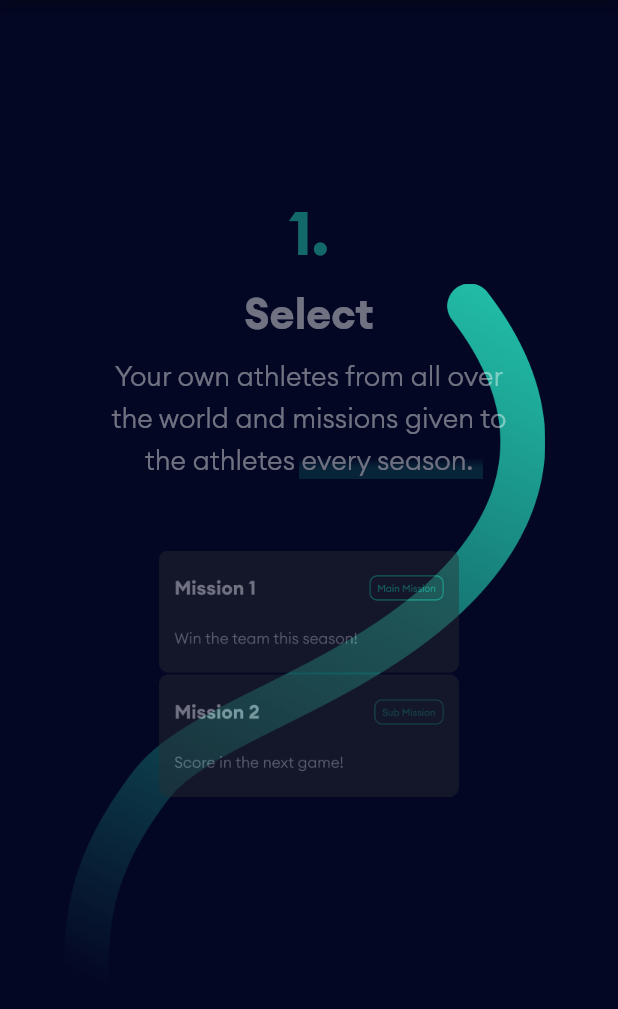
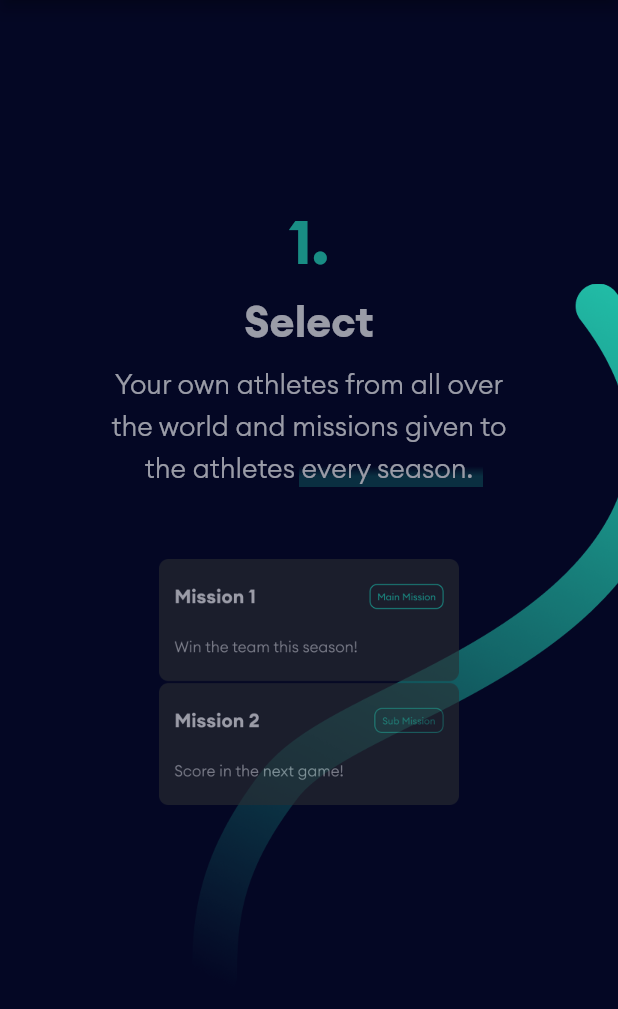
Before and after one commit to starrynightlabs/web, a Flutter app: the screen it shows after launch, scrolled down 1152 dp, on a phone screen of 412 x 824 dp, the part 108-1117 px from its top. Run offline on Flutter 3.47's test engine with Material 2 defaults, Android fonts, the light colour scheme and no system bars; our stand-ins replace url_strategy.

Commit message:
Fix position animation

```diff
--- a/lib/main.dart
+++ b/lib/main.dart
@@ -34,7 +34,7 @@ class _HomePageState extends State<HomePage> {
 
   bool isWeMakeStarsShown = false;
   bool isWhatIsNyxsShown = false;
-  bool isHowToPlayShown = false;
+  bool isHowToPlayTitleShown = false;
   bool isHowToPlayOneShown = false;
   bool isHowToPlayTwoShown = false;
   bool isHowToPlayThreeShown = false;
@@ -74,7 +74,10 @@ class _HomePageState extends State<HomePage> {
           ),
         ),
       ),
-      body: SingleChildScrollView(
+      body: SizedBox(
+        height: 5144.0,
+        width: MediaQuery.of(context).size.width,
+        child: SingleChildScrollView(
           controller: _controller,
           child: Column(
             children: [
@@ -86,6 +89,7 @@ class _HomePageState extends State<HomePage> {
               launchingMessage,
               footer,
             ],
+          ),
         ),
       ),
     );
@@ -147,20 +151,21 @@ class _HomePageState extends State<HomePage> {
     );
   }
 
-  Widget getAnimatedWidget(
-    Widget widget,
-    double startingPoint,
-  ) {
-    return AnimatedContainer(
-      alignment: pixels <= startingPoint
-          ? const Alignment(0.0, -19.0)
-          : const Alignment(0.0, 0.0),
+  Widget getAnimatedWidget({
+    required marginTop,
+    required widget,
+    required startingPoint,
+    reverse = false,
+  }) {
+    return AnimatedPositioned(
+      curve: Curves.easeIn,
       duration: const Duration(milliseconds: 500),
-      curve: Curves.easeIn,
+      top: pixels <= startingPoint
+          ? (reverse ? marginTop - 10 : marginTop + 10)
+          : marginTop,
       child: AnimatedOpacity(
         opacity: pixels <= startingPoint ? 0.0 : 1.0,
         duration: const Duration(milliseconds: 500),
-        curve: Curves.easeIn,
         child: widget,
       ),
     );
@@ -193,12 +198,12 @@ class _HomePageState extends State<HomePage> {
   }
 
   Widget get weMakeStarsPart {
-    double startPoint = 144.0 - 143;
-    double descriptionPoint = startPoint + 20;
-    double tagPoint = descriptionPoint + 5;
-    double imagePoint = tagPoint + 10;
+    double titleTop = 72.0;
+    double descriptionTop = 126.0;
+    double tagTop = 206.0;
+    double imageTop = 160.0;
 
-    if (pixels >= (startPoint + 51)) isWeMakeStarsShown = true;
+    if (pixels >= 45.0) isWeMakeStarsShown = true;
 
     Widget title = Row(
       mainAxisAlignment: MainAxisAlignment.center,
@@ -237,49 +242,50 @@ class _HomePageState extends State<HomePage> {
       filterQuality: FilterQuality.high,
     );
 
-    return Column(
-      children: [
-        const SizedBox(height: 72.0),
-        isWeMakeStarsShown ? title : getAnimatedWidget(title, startPoint),
-        const SizedBox(height: 16.0),
-        Stack(
-          children: [
-            Positioned(
-              child: Container(
-                padding: const EdgeInsets.only(top: 34.0),
-                alignment: Alignment.center,
-                child: isWeMakeStarsShown
-                    ? image
-                    : getAnimatedWidget(image, imagePoint),
-              ),
-            ),
-            Positioned(
-              child: Align(
-                alignment: Alignment.center,
-                child: Column(
+    return SizedBox(
+      height: 715.0,
+      width: MediaQuery.of(context).size.width,
+      child: Stack(
+        alignment: Alignment.topCenter,
         children: [
           isWeMakeStarsShown
-                        ? description
-                        : getAnimatedWidget(description, descriptionPoint),
-                    const SizedBox(height: 26.0),
+              ? Positioned(top: titleTop, child: title)
+              : getAnimatedWidget(
+                  marginTop: titleTop,
+                  widget: title,
+                  startingPoint: 1.0,
+                ),
           isWeMakeStarsShown
-                        ? getTag('BETA')
-                        : getAnimatedWidget(getTag('BETA'), tagPoint),
-                  ],
+              ? Positioned(top: imageTop, child: image)
+              : getAnimatedWidget(
+                  marginTop: imageTop,
+                  widget: image,
+                  startingPoint: 26.0,
                 ),
+          isWeMakeStarsShown
+              ? Positioned(top: descriptionTop, child: description)
+              : getAnimatedWidget(
+                  marginTop: descriptionTop,
+                  widget: description,
+                  startingPoint: 21.0,
                 ),
+          isWeMakeStarsShown
+              ? Positioned(top: tagTop, child: getTag('BETA'))
+              : getAnimatedWidget(
+                  marginTop: tagTop,
+                  widget: getTag('BETA'),
+                  startingPoint: 34.0,
                 ),
         ],
       ),
-      ],
     );
   }
 
   Widget get whatIsNyxsPart {
-    double startPoint = 836.0 - 359;
-    double descriptionPoint = startPoint + 41;
+    double titleTop = 120.0;
+    double descriptionTop = 166.0;
 
-    if (pixels >= (startPoint + 63)) isWhatIsNyxsShown = true;
+    if (pixels >= 545.0) isWhatIsNyxsShown = true;
 
     const String nyxsDescription = '''
 A new web3 sporting platform
@@ -293,8 +299,8 @@ favorite athletes.''';
     );
 
     return Container(
-      width: double.infinity,
-      padding: const EdgeInsets.only(top: 120.0, bottom: 110.0),
+      height: 360.0,
+      width: MediaQuery.of(context).size.width,
       decoration: BoxDecoration(
         gradient: LinearGradient(
           begin: Alignment.topCenter,
@@ -305,38 +311,51 @@ favorite athletes.''';
           ],
         ),
       ),
-      child: Column(
+      child: Stack(
+        alignment: Alignment.topCenter,
         children: [
           isWhatIsNyxsShown
-              ? getTitleText(suffix: 'NYXS')
-              : getAnimatedWidget(getTitleText(suffix: 'NYXS'), startPoint),
-          const SizedBox(height: 8.0),
+              ? Positioned(top: titleTop, child: getTitleText(suffix: 'NYXS'))
+              : getAnimatedWidget(
+                  marginTop: titleTop,
+                  widget: getTitleText(suffix: 'NYXS'),
+                  startingPoint: 477.0,
+                ),
           isWhatIsNyxsShown
-              ? description
-              : getAnimatedWidget(description, descriptionPoint),
+              ? Positioned(top: descriptionTop, child: description)
+              : getAnimatedWidget(
+                  marginTop: descriptionTop,
+                  widget: description,
+                  startingPoint: 518.0,
+                ),
         ],
       ),
     );
   }
 
   Widget get howToPlayPart {
-    double startPoint = 1106.0 - 196;
+    double titleTop = 30.0;
 
-    if (pixels >= (startPoint + 9)) isHowToPlayShown = true;
+    if (pixels >= 919.0) isHowToPlayTitleShown = true;
 
     Widget title = Text('How to play', style: getTitleStyle());
 
-    return Container(
-      width: double.infinity,
-      padding: const EdgeInsets.only(top: 30.0, bottom: 119.5),
-      child: Column(
+    return SizedBox(
+      height: 1940.0,
+      width: MediaQuery.of(context).size.width,
+      child: Stack(
+        alignment: Alignment.topCenter,
         children: [
-          isHowToPlayShown ? title : getAnimatedWidget(title, startPoint),
-          howToPlayPartOne,
-          const SizedBox(height: 57.5),
-          howToPlayPartTwo,
-          const SizedBox(height: 65.0),
-          howToPlayPartThree,
+          isHowToPlayTitleShown
+              ? Positioned(top: titleTop, child: title)
+              : getAnimatedWidget(
+                  marginTop: titleTop,
+                  widget: title,
+                  startingPoint: 910.0,
+                ),
+          ...howToPlayPartOne,
+          ...howToPlayPartTwo,
+          ...howToPlayPartThree,
         ],
       ),
     );
@@ -372,13 +391,13 @@ favorite athletes.''';
     );
   }
 
-  Widget get howToPlayPartOne {
-    double startPoint = 1284.0 - 351;
-    double descriptionPoint = startPoint + 36;
-    double imagePoint = descriptionPoint + 165;
-    double decorationPoint = imagePoint + 50;
+  List<Widget> get howToPlayPartOne {
+    double titleTop = 208.0;
+    double descriptionTop = 312.0;
+    double imageTop = 444.0;
+    double decorationTop = 409.0;
 
-    if (pixels >= (startPoint + 284)) isHowToPlayOneShown = true;
+    if (pixels >= 1230.0) isHowToPlayOneShown = true;
 
     Widget title = getHowToPlayPartTitle(1, 'Select');
     Widget description = Stack(
@@ -421,59 +440,47 @@ favorite athletes.''';
       filterQuality: FilterQuality.high,
     );
 
-    return Column(
-      children: [
-        const SizedBox(height: 140.0),
-        Stack(
-          alignment: Alignment.topCenter,
-          children: [
-            Positioned(
-              child: Padding(
-                padding: const EdgeInsets.only(top: 58.0, right: 6.0),
-                child: lineDecoration,
+    return [
+      Positioned(top: 266.0, left: 128.0, child: lineDecoration),
+      isHowToPlayOneShown
+          ? Positioned(top: imageTop, child: image)
+          : getAnimatedWidget(
+              marginTop: imageTop,
+              widget: image,
+              startingPoint: 1134.0,
             ),
+      isHowToPlayOneShown
+          ? Positioned(top: decorationTop, child: decoration)
+          : getAnimatedWidget(
+              marginTop: decorationTop,
+              widget: decoration,
+              startingPoint: 1184.0,
+              reverse: true,
             ),
-            Positioned(
-              child: Padding(
-                padding: const EdgeInsets.only(top: 236.0),
-                child: isHowToPlayOneShown
-                    ? image
-                    : getAnimatedWidget(image, imagePoint),
+      isHowToPlayOneShown
+          ? Positioned(top: descriptionTop, child: description)
+          : getAnimatedWidget(
+              marginTop: descriptionTop,
+              widget: description,
+              startingPoint: 969.0,
             ),
+      isHowToPlayOneShown
+          ? Positioned(top: titleTop, child: title)
+          : getAnimatedWidget(
+              marginTop: titleTop,
+              widget: title,
+              startingPoint: 933.0,
             ),
-            Positioned(
-              child: Padding(
-                padding: const EdgeInsets.only(top: 201.0),
-                child: isHowToPlayOneShown
-                    ? decoration
-                    : getAnimatedWidget(decoration, decorationPoint),
-              ),
-            ),
-            Positioned(
-              child: Column(
-                children: [
-                  isHowToPlayOneShown
-                      ? title
-                      : getAnimatedWidget(title, startPoint),
-                  isHowToPlayOneShown
-                      ? description
-                      : getAnimatedWidget(description, descriptionPoint),
-                ],
-              ),
-            ),
-          ],
-        ),
-      ],
-    );
+    ];
   }
 
-  Widget get howToPlayPartTwo {
-    double startPoint = 1864.0 - 360;
-    double descriptionPoint = startPoint + 46;
-    double imagePoint = descriptionPoint + 163;
-    double decorationPoint = imagePoint + 50;
+  List<Widget> get howToPlayPartTwo {
+    double titleTop = 788.0;
+    double descriptionTop = 892.0;
+    double imageTop = 1024.0;
+    double decorationTop = 976.0;
 
-    if (pixels >= (startPoint + 312)) isHowToPlayTwoShown = true;
+    if (pixels >= 1800.0) isHowToPlayTwoShown = true;
 
     Widget title = getHowToPlayPartTitle(2, 'Support');
     Widget description = Stack(
@@ -518,58 +525,47 @@ favorite athletes.''';
       filterQuality: FilterQuality.high,
     );
 
-    return Column(
-      children: [
-        Stack(
-          alignment: Alignment.topCenter,
-          children: [
-            Positioned(
-              child: Padding(
-                padding: const EdgeInsets.only(top: 18.0),
-                child: lineDecoration,
+    return [
+      Positioned(top: 822.0, left: 135, child: lineDecoration),
+      isHowToPlayTwoShown
+          ? Positioned(top: imageTop, child: image)
+          : getAnimatedWidget(
+              marginTop: imageTop,
+              widget: image,
+              startingPoint: 1713.0,
             ),
+      isHowToPlayTwoShown
+          ? Positioned(top: decorationTop, child: decoration)
+          : getAnimatedWidget(
+              marginTop: decorationTop,
+              widget: decoration,
+              startingPoint: 1763.0,
+              reverse: true,
             ),
-            Positioned(
-              child: Container(
-                padding: const EdgeInsets.only(left: 33.0, top: 236.0),
-                child: isHowToPlayTwoShown
-                    ? image
-                    : getAnimatedWidget(image, imagePoint),
+      isHowToPlayTwoShown
+          ? Positioned(top: descriptionTop, child: description)
+          : getAnimatedWidget(
+              marginTop: descriptionTop,
+              widget: description,
+              startingPoint: 1550.0,
             ),
+      isHowToPlayTwoShown
+          ? Positioned(top: titleTop, child: title)
+          : getAnimatedWidget(
+              marginTop: titleTop,
+              widget: title,
+              startingPoint: 1504.0,
             ),
-            Positioned(
-              child: Padding(
-                padding: const EdgeInsets.only(left: 168.0, top: 188.0),
-                child: isHowToPlayTwoShown
-                    ? decoration
-                    : getAnimatedWidget(decoration, decorationPoint),
-              ),
-            ),
-            Positioned(
-              child: Column(
-                children: [
-                  isHowToPlayTwoShown
-                      ? title
-                      : getAnimatedWidget(title, startPoint),
-                  isHowToPlayTwoShown
-                      ? description
-                      : getAnimatedWidget(description, descriptionPoint),
-                ],
-              ),
-            ),
-          ],
-        ),
-      ],
-    );
+    ];
   }
 
-  Widget get howToPlayPartThree {
-    double startPoint = 2417.0 - 320;
-    double descriptionPoint = startPoint + 36;
-    double imagePoint = descriptionPoint + 126;
-    double decorationPoint = imagePoint + 50;
+  List<Widget> get howToPlayPartThree {
+    double titleTop = 1341.0;
+    double descriptionTop = 1445.0;
+    double imageTop = 1577.0;
+    double decorationTop = 1513.0;
 
-    if (pixels >= (startPoint + 288)) isHowToPlayThreeShown = true;
+    if (pixels >= 2350.0) isHowToPlayThreeShown = true;
 
     Widget title = getHowToPlayPartTitle(3, 'Celebrate');
     Widget description = Stack(
@@ -612,59 +608,48 @@ favorite athletes.''';
       filterQuality: FilterQuality.high,
     );
 
-    return Column(
-      children: [
-        Stack(
-          alignment: Alignment.topCenter,
-          children: [
-            Positioned(
-              child: Padding(
-                padding: const EdgeInsets.only(left: 25.0, top: 60.0),
-                child: lineDecoration,
+    return [
+      Positioned(top: 1405.0, left: 156.5, child: lineDecoration),
+      isHowToPlayThreeShown
+          ? Positioned(top: imageTop, child: image)
+          : getAnimatedWidget(
+              marginTop: imageTop,
+              widget: image,
+              startingPoint: 2259.0,
             ),
+      isHowToPlayThreeShown
+          ? Positioned(top: descriptionTop, child: description)
+          : getAnimatedWidget(
+              marginTop: descriptionTop,
+              widget: description,
+              startingPoint: 2133.0,
             ),
-            Positioned(
-              child: Padding(
-                padding: const EdgeInsets.only(top: 236.0),
-                child: isHowToPlayThreeShown
-                    ? image
-                    : getAnimatedWidget(image, imagePoint),
+      isHowToPlayThreeShown
+          ? Positioned(top: titleTop, child: title)
+          : getAnimatedWidget(
+              marginTop: titleTop,
+              widget: title,
+              startingPoint: 2097.0,
             ),
+      isHowToPlayThreeShown
+          ? Positioned(top: decorationTop, child: decoration)
+          : getAnimatedWidget(
+              marginTop: decorationTop,
+              widget: decoration,
+              startingPoint: 2309.0,
+              reverse: true,
             ),
-            Positioned(
-              child: Column(
-                children: [
-                  isHowToPlayThreeShown
-                      ? title
-                      : getAnimatedWidget(title, startPoint),
-                  isHowToPlayThreeShown
-                      ? description
-                      : getAnimatedWidget(description, descriptionPoint),
-                ],
-              ),
-            ),
-            Positioned(
-              child: Padding(
-                padding: const EdgeInsets.only(top: 172.0),
-                child: isHowToPlayThreeShown
-                    ? decoration
-                    : getAnimatedWidget(decoration, decorationPoint),
-              ),
-            ),
-          ],
-        ),
-      ],
-    );
+    ];
   }
 
   Widget get whatIsMissionPart {
-    double startPoint = 3135.0 - 434;
-    double descriptionOnePoint = startPoint + 30;
-    double titleTwoPoint = descriptionOnePoint + 226;
-    double descriptionTwoPoint = titleTwoPoint + 30;
-    double imagePoint = descriptionTwoPoint + 154;
+    double titleTop = 120.0;
+    double descriptionTop = 166.0;
+    double titleTwoTop = 402.0;
+    double descriptionTwoTop = 448.0;
+    double imageTop = 540.0;
 
-    if (pixels >= (startPoint + 468)) isWhatIsMissionShown = true;
+    if (pixels >= 3250) isWhatIsMissionShown = true;
 
     const String missionDescription = '''
 The mission is the next level goal
@@ -682,46 +667,71 @@ from NYXS(Governance token)''';
       filterQuality: FilterQuality.high,
     );
 
-    return Container(
-      width: double.infinity,
-      color: Colors.black.withOpacity(0.8),
-      padding: const EdgeInsets.only(top: 120.0, bottom: 72.0),
-      child: Column(
+    return SizedBox(
+      height: 702.0,
+      width: MediaQuery.of(context).size.width,
+      child: Stack(
+        alignment: Alignment.topCenter,
         children: [
           isWhatIsMissionShown
-              ? getTitleText(suffix: 'Mission')
-              : getAnimatedWidget(getTitleText(suffix: 'Mission'), startPoint),
-          const SizedBox(height: 8.0),
+              ? Positioned(
+                  top: titleTop,
+                  child: getTitleText(suffix: 'Mission'),
+                )
+              : getAnimatedWidget(
+                  marginTop: titleTop,
+                  widget: getTitleText(suffix: 'Mission'),
+                  startingPoint: 2701.0,
+                ),
           isWhatIsMissionShown
-              ? getDescriptionText(missionDescription)
+              ? Positioned(
+                  top: descriptionTop,
+                  child: getDescriptionText(missionDescription),
+                )
               : getAnimatedWidget(
-                  getDescriptionText(missionDescription),
-                  descriptionOnePoint,
+                  marginTop: descriptionTop,
+                  widget: getDescriptionText(missionDescription),
+                  startingPoint: 2731.0,
                 ),
-          const SizedBox(height: 96.0),
           isWhatIsMissionShown
-              ? getTitleText(suffix: 'Star')
-              : getAnimatedWidget(getTitleText(suffix: 'Star'), titleTwoPoint),
-          const SizedBox(height: 8.0),
+              ? Positioned(
+                  top: titleTwoTop,
+                  child: getTitleText(suffix: 'Star'),
+                )
+              : getAnimatedWidget(
+                  marginTop: titleTwoTop,
+                  widget: getTitleText(suffix: 'Star'),
+                  startingPoint: 2957.0,
+                ),
           isWhatIsMissionShown
-              ? getDescriptionText(starDescription)
+              ? Positioned(
+                  top: descriptionTwoTop,
+                  child: getDescriptionText(starDescription),
+                )
               : getAnimatedWidget(
-                  getDescriptionText(starDescription),
-                  descriptionTwoPoint,
+                  marginTop: descriptionTwoTop,
+                  widget: getDescriptionText(starDescription),
+                  startingPoint: 2987.0,
                 ),
-          isWhatIsMissionShown ? image : getAnimatedWidget(image, imagePoint),
+          isWhatIsMissionShown
+              ? Positioned(top: imageTop, child: image)
+              : getAnimatedWidget(
+                  marginTop: imageTop,
+                  widget: image,
+                  startingPoint: 3141.0,
+                ),
         ],
       ),
     );
   }
 
   Widget get specialExperiencePart {
-    double startPoint = 3837.0 - 390;
-    double titlePoint = startPoint + 30;
-    double tagPoint = titlePoint + 165;
-    double imagePoint = tagPoint + 76;
+    double logoTop = 120.0;
+    double titleTop = 214.0;
+    double tagTop = 322.0;
+    double imageTop = 267.0;
 
-    if (pixels >= (startPoint + 322)) isSpecialExperienceShown = true;
+    if (pixels >= 3770.0) isSpecialExperienceShown = true;
 
     Widget logo = Image.asset(
       'images/large_logo.png',
@@ -750,12 +760,11 @@ from NYXS(Governance token)''';
       ],
     );
     Widget image = Stack(
-      alignment: Alignment.center,
+      alignment: Alignment.topCenter,
       children: [
-        Container(
+        Positioned(
+          child: Image(
             height: 450.0,
-          decoration: BoxDecoration(
-            image: DecorationImage(
             fit: BoxFit.fitHeight,
             filterQuality: FilterQuality.high,
             image: Image.asset(
@@ -763,9 +772,10 @@ from NYXS(Governance token)''';
             ).image,
           ),
         ),
-        ),
-        Container(
+        Positioned(
+          child: Container(
             height: 451.0,
+            width: MediaQuery.of(context).size.width,
             decoration: BoxDecoration(
               color: Colors.black,
               gradient: LinearGradient(
@@ -779,48 +789,46 @@ from NYXS(Governance token)''';
               ),
             ),
           ),
+        ),
       ],
     );
 
-    return Column(
-      children: [
-        const SizedBox(height: 120.0),
-        isSpecialExperienceShown ? logo : getAnimatedWidget(logo, startPoint),
-        const SizedBox(height: 40.0),
-        Stack(
-          children: [
-            Positioned(
-              child: Align(
-                alignment: Alignment.center,
-                child: Column(
-                  children: [
-                    const SizedBox(height: 50.0),
-                    isSpecialExperienceShown
-                        ? image
-                        : getAnimatedWidget(image, imagePoint),
-                  ],
-                ),
-              ),
-            ),
-            Positioned(
-              child: Align(
-                alignment: Alignment.center,
-                child: Column(
+    return SizedBox(
+      height: 717.0,
+      width: MediaQuery.of(context).size.width,
+      child: Stack(
+        alignment: Alignment.topCenter,
         children: [
           isSpecialExperienceShown
-                        ? title
-                        : getAnimatedWidget(title, titlePoint),
-                    const SizedBox(height: 40.0),
+              ? Positioned(top: logoTop, child: logo)
+              : getAnimatedWidget(
+                  marginTop: logoTop,
+                  widget: logo,
+                  startingPoint: 3447.0,
+                ),
           isSpecialExperienceShown
-                        ? tags
-                        : getAnimatedWidget(tags, tagPoint),
-                  ],
+              ? Positioned(top: imageTop, child: image)
+              : getAnimatedWidget(
+                  marginTop: imageTop,
+                  widget: image,
+                  startingPoint: 3718.0,
                 ),
+          isSpecialExperienceShown
+              ? Positioned(top: titleTop, child: title)
+              : getAnimatedWidget(
+                  marginTop: titleTop,
+                  widget: title,
+                  startingPoint: 3477.0,
                 ),
+          isSpecialExperienceShown
+              ? Positioned(top: tagTop, child: tags)
+              : getAnimatedWidget(
+                  marginTop: tagTop,
+                  widget: tags,
+                  startingPoint: 3642.0,
                 ),
         ],
       ),
-      ],
     );
   }
 
```
Lines whose indentation alone changed are shown as unchanged.
